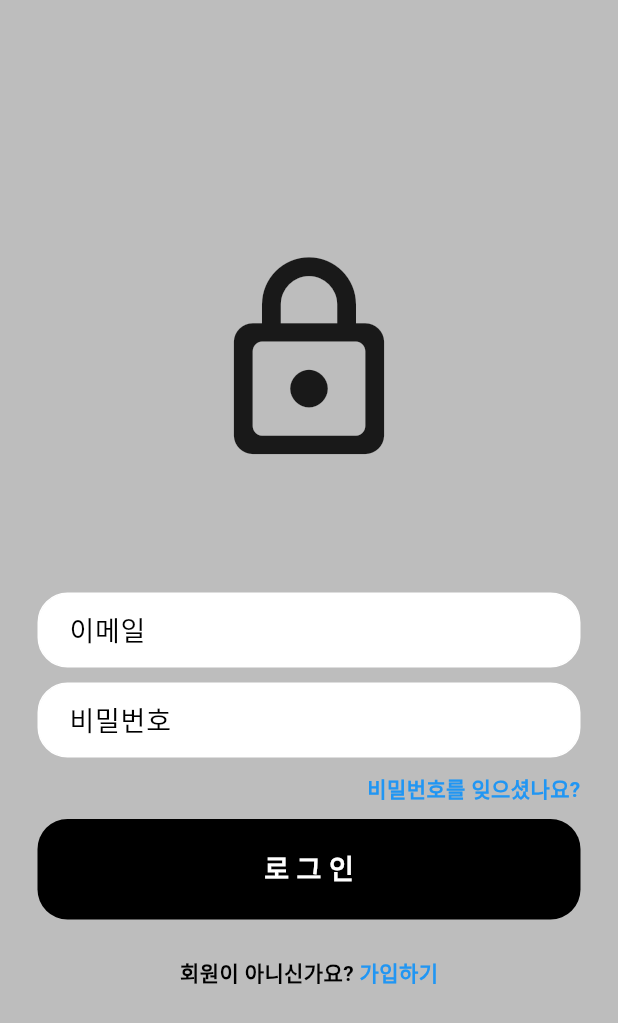
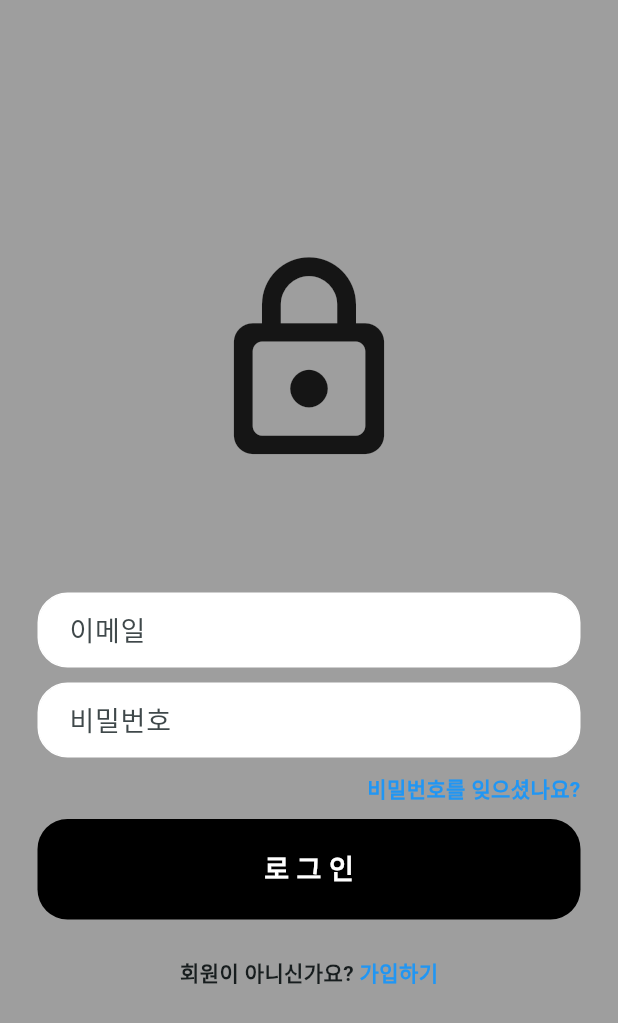
Before and after one commit to Carcassi0/ToyProject_1, a Flutter app: the screen it shows after launch, on a phone screen of 412 x 824 dp. Shown: the top 1023 px of the screen. Run offline on Flutter 3.47's test engine with Material 3 defaults, Android fonts, the phone set to English and light mode, and no system bars; our stand-ins replace camera, cloud_firestore, csv, file_picker, firebase_auth, firebase_core and 5 more; missing offline and left inert: cp949_dart; accounts and stored records are empty.

```diff
--- a/lib/theme/theme.dart
+++ b/lib/theme/theme.dart
@@ -2,10 +2,12 @@ import 'package:flutter/material.dart';
 
 ThemeData lightmode = ThemeData(
   brightness: Brightness.light,
-  colorScheme: ColorScheme.light(
-    background: Colors.grey.shade400,
-    primary: Colors.grey.shade500,
-    secondary: Colors.deepPurple.shade400
+  colorScheme: ColorScheme.fromSeed(
+    seedColor: Colors.grey,
+    background: Colors.grey,
+    primary: Colors.grey,
+    secondary: Colors.deepPurple,
+    error: Colors.red
   )
 );
 
```
Also changed, not shown: lib/map/googleMaps.dart (+28 -4 lines), lib/map/mapScreen.dart (+10 -3 lines).
